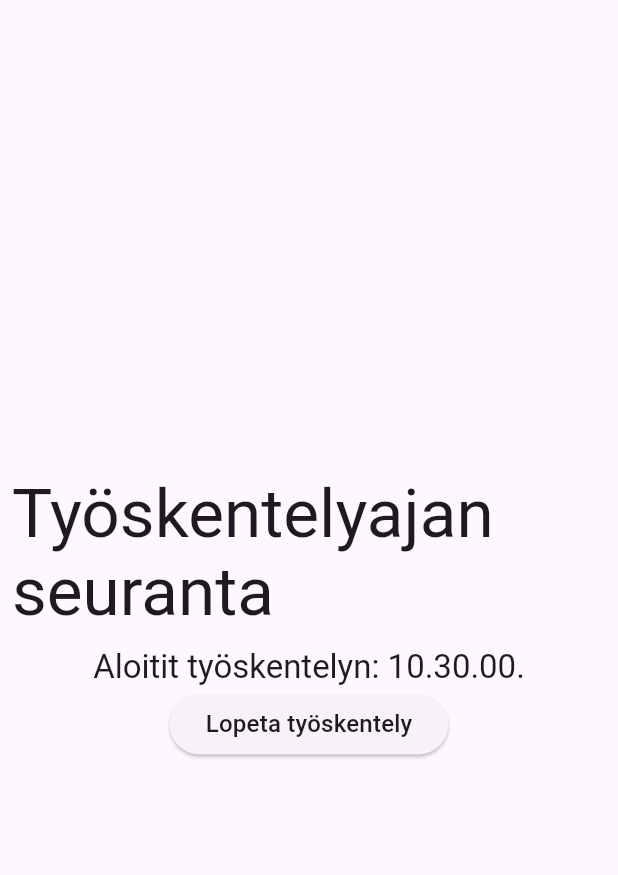
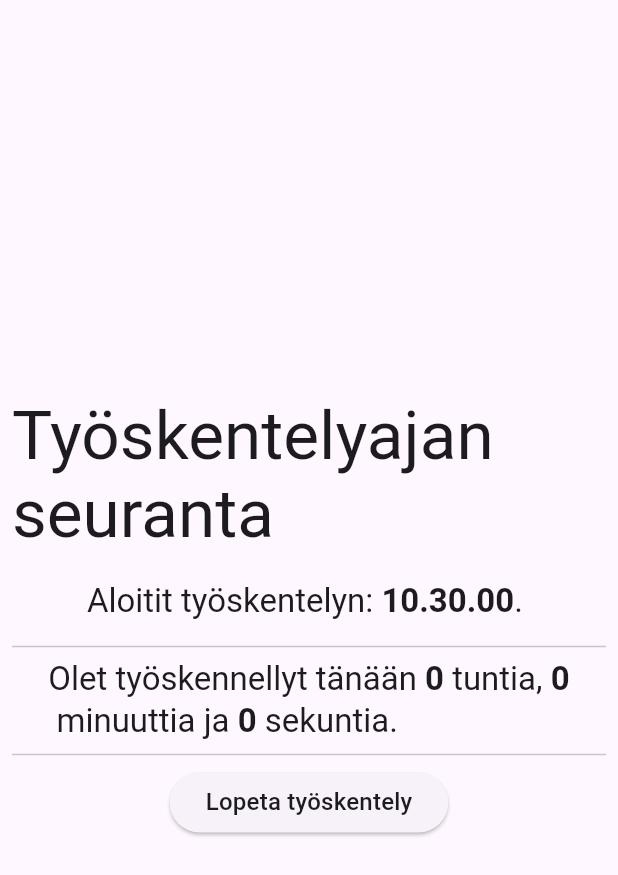
Before and after one commit to jussisuominen/work_time_tracker, a Flutter app: the screen it shows after launch, after a tap on "Aloita työskentely", on a phone screen of 412 x 824 dp. Shown: the top 875 px of the screen. Run offline on Flutter 3.47's test engine with Material 3 defaults, Android fonts, the phone set to English and light mode, and no system bars.

Commit message:
Very basic UI/functionality done...
UI contains start/stop working button. Information about different working sessions are shown to the user: time that user started/stopped working and how long they worked. Total worktime is shown to the user. UI is very basic and I have concentrated almost completely on functionality.

```diff
--- /dev/null
+++ b/lib/date_format.dart
@@ -0,0 +1,3 @@
+import 'package:intl/intl.dart';
+
+final DateFormat dateFormat = DateFormat.jms('fi');
--- /dev/null
+++ b/lib/label_texts.dart
@@ -0,0 +1,14 @@
+const Map<String, String> finnishLabels = {
+  'appTitle': 'Työskentelyajan seuranta',
+  'startWorking': 'Aloita työskentely',
+  'stopWorking': 'Lopeta työskentely',
+  'youStartedWorking': 'Aloitit työskentelyn',
+  'youStoppedWorking': 'Lopetit työskentelyn',
+  'youWorked': 'Työskentelit',
+  'hours': 'tuntia',
+  'minutes': 'minuuttia',
+  'seconds': 'sekuntia',
+  'and': 'ja'
+};
+
+const Map<String, String> labels = finnishLabels;
--- a/lib/main.dart
+++ b/lib/main.dart
@@ -1,26 +1,15 @@
 import 'package:flutter/material.dart';
 import 'package:intl/date_symbol_data_local.dart';
 import 'package:intl/intl.dart';
+import 'package:work_time_tracker/widgets/time_used_view.dart';
 import 'package:work_time_tracker/working_session_model.dart';
+import 'package:work_time_tracker/working_session_view.dart';
+import 'package:work_time_tracker/label_texts.dart';
 
 void main() {
   initializeDateFormatting();
   runApp(const MainApp());
 }
-
-const Map<String, String> finnishLabels = {
-  'appTitle': 'Työskentelyajan seuranta',
-  'startWorking': 'Aloita työskentely',
-  'stopWorking': 'Lopeta työskentely',
-  'youStartedWorking': 'Aloitit työskentelyn',
-  'youStoppedWorking': 'Lopetit työskentelyn',
-  'youWorked': 'Työskentelit',
-  'hours': 'tuntia',
-  'minutes': 'minuuttia',
-  'seconds': 'sekuntia'
-};
-
-const Map<String, String> labels = finnishLabels;
 
 class MainApp extends StatefulWidget {
   const MainApp({super.key});
@@ -30,10 +19,11 @@ class MainApp extends StatefulWidget {
 }
 
 class _MainAppState extends State<MainApp> {
-  List<WorkingSessionModel> _workingSessions = [];
+  final List<WorkingSessionModel> _workingSessions = [];
   late WorkingSessionModel _currentWorkingSession;
   bool working = false;
   late DateFormat dateFormat;
+  Duration _timeUsedToday = const Duration();
 
   @override
   void initState() {
@@ -53,8 +43,13 @@ class _MainAppState extends State<MainApp> {
   }
 
   void stopWorking() {
+    _currentWorkingSession.stoppedWorking = DateTime.now();
+    _currentWorkingSession.workDuration = _currentWorkingSession.stoppedWorking!
+        .difference(_currentWorkingSession.workStarted!);
+
+    _timeUsedToday += _currentWorkingSession.workDuration!;
+
     setState(() {
-      _currentWorkingSession.stoppedWorking = DateTime.now();
       working = false;
     });
   }
@@ -72,16 +67,11 @@ class _MainAppState extends State<MainApp> {
             : Text(labels['startWorking']!,
                 style: Theme.of(context).textTheme.titleMedium));
 
-    String youWorkedLabel = labels['youWorked']!;
-    String hoursLabel = labels['hours']!;
-    String minutesLabel = labels['minutes']!;
-    String secondsLabel = labels['seconds']!;
-
-    if (_currentWorkingSession.stoppedWorking != null) {
-      _currentWorkingSession.workDuration = _currentWorkingSession
-          .stoppedWorking!
-          .difference(_currentWorkingSession.workStarted!);
-    }
+    // if (_currentWorkingSession.stoppedWorking != null) {
+    //   _currentWorkingSession.workDuration = _currentWorkingSession
+    //       .stoppedWorking!
+    //       .difference(_currentWorkingSession.workStarted!);
+    // }
 
     return MaterialApp(
         home: Scaffold(
@@ -97,15 +87,22 @@ class _MainAppState extends State<MainApp> {
               ),
               for (WorkingSessionModel workingSession in _workingSessions)
                 if (workingSession.workStarted != null)
-                  Text(
-                      [
-                        '${labels['youStartedWorking']!}: ${dateFormat.format(workingSession.workStarted!)}.',
-                        if (workingSession.stoppedWorking != null)
-                          '${labels['youStoppedWorking']!}: ${dateFormat.format(workingSession.stoppedWorking!)}.\n\n',
-                        if (workingSession.stoppedWorking != null)
-                          '$youWorkedLabel ${workingSession.workDuration!.inHours} $hoursLabel ${workingSession.workDuration!.inMinutes} $minutesLabel, ${workingSession.workDuration!.inSeconds} $secondsLabel\n'
-                      ].join(),
-                      style: Theme.of(context).textTheme.titleLarge),
+                  Padding(
+                    padding: const EdgeInsets.all(8.0),
+                    child: WorkingSessionView(
+                      workingSession: workingSession,
+                    ),
+                  ),
+              const Divider(),
+              TimeUsedView(
+                label: 'Olet työskennellyt tänään',
+                andLabel: labels['and']!,
+                hoursLabel: labels['hours']!,
+                minutesLabel: labels['minutes']!,
+                secondsLabel: labels['seconds']!,
+                timeUsed: _timeUsedToday,
+              ),
+              const Divider(),
               startWorkingButton,
             ],
           ),
--- /dev/null
+++ b/lib/widgets/bold_text.dart
@@ -0,0 +1,18 @@
+import 'package:flutter/material.dart';
+
+class BoldText extends StatelessWidget {
+  final String text;
+
+  const BoldText({super.key, required this.text});
+
+  @override
+  Widget build(BuildContext context) {
+    return Text(
+      text,
+      style: Theme.of(context)
+          .textTheme
+          .titleLarge!
+          .copyWith(fontWeight: FontWeight.bold),
+    );
+  }
+}
--- /dev/null
+++ b/lib/widgets/display_time_view.dart
@@ -0,0 +1,26 @@
+import 'package:flutter/material.dart';
+import 'package:work_time_tracker/date_format.dart';
+import 'package:work_time_tracker/widgets/bold_text.dart';
+import 'package:work_time_tracker/widgets/info_text.dart';
+
+class DisplayTimeView extends StatelessWidget {
+  final String label;
+  final DateTime time;
+
+  const DisplayTimeView({super.key, required this.label, required this.time});
+
+  @override
+  Widget build(BuildContext context) {
+    return Wrap(
+      children: [
+        InfoText(
+          text: '$label: ',
+        ),
+        BoldText(
+          text: dateFormat.format(time),
+        ),
+        const InfoText(text: '. '),
+      ],
+    );
+  }
+}
--- /dev/null
+++ b/lib/widgets/info_text.dart
@@ -0,0 +1,12 @@
+import 'package:flutter/material.dart';
+
+class InfoText extends StatelessWidget {
+  final String text;
+
+  const InfoText({super.key, required this.text});
+
+  @override
+  Widget build(BuildContext context) {
+    return Text(text, style: Theme.of(context).textTheme.titleLarge);
+  }
+}
--- /dev/null
+++ b/lib/widgets/time_used_view.dart
@@ -0,0 +1,51 @@
+import 'package:flutter/material.dart';
+import 'package:work_time_tracker/widgets/bold_text.dart';
+import 'package:work_time_tracker/widgets/info_text.dart';
+
+class TimeUsedView extends StatelessWidget {
+  final String label;
+  final Duration timeUsed;
+  final String hoursLabel;
+  final String minutesLabel;
+  final String secondsLabel;
+  final String andLabel;
+
+  const TimeUsedView(
+      {super.key,
+      required this.label,
+      required this.timeUsed,
+      required this.hoursLabel,
+      required this.minutesLabel,
+      required this.secondsLabel,
+      required this.andLabel});
+
+  @override
+  Widget build(BuildContext context) {
+    return Wrap(children: [
+      InfoText(
+        text: '$label ',
+      ),
+      BoldText(
+        text: timeUsed.inHours.toString(),
+      ),
+      InfoText(
+        text: ' $hoursLabel',
+      ),
+      const InfoText(text: ', '),
+      BoldText(
+        text: timeUsed.inMinutes.toString(),
+      ),
+      InfoText(
+        text: ' $minutesLabel',
+      ),
+      InfoText(text: ' $andLabel '),
+      BoldText(
+        text: timeUsed.inSeconds.toString(),
+      ),
+      InfoText(
+        text: ' $secondsLabel',
+      ),
+      const InfoText(text: '.'),
+    ]);
+  }
+}
--- /dev/null
+++ b/lib/working_session_view.dart
@@ -0,0 +1,51 @@
+import 'package:flutter/material.dart';
+import 'package:intl/intl.dart';
+import 'package:work_time_tracker/label_texts.dart';
+import 'package:work_time_tracker/widgets/display_time_view.dart';
+import 'package:work_time_tracker/widgets/time_used_view.dart';
+import 'package:work_time_tracker/working_session_model.dart';
+
+class WorkingSessionView extends StatelessWidget {
+  final WorkingSessionModel workingSession;
+
+  const WorkingSessionView({super.key, required this.workingSession});
+
+  @override
+  Widget build(BuildContext context) {
+    String youWorkedLabel = labels['youWorked']!;
+    String hoursLabel = labels['hours']!;
+    String minutesLabel = labels['minutes']!;
+    String secondsLabel = labels['seconds']!;
+    return Wrap(
+      children: [
+        DisplayTimeView(
+          label: labels['youStartedWorking']!,
+          time: workingSession.workStarted!,
+        ),
+        if (workingSession.stoppedWorking != null) ...[
+          DisplayTimeView(
+            label: labels['youStoppedWorking']!,
+            time: workingSession.stoppedWorking!,
+          ),
+          TimeUsedView(
+            label: youWorkedLabel,
+            hoursLabel: hoursLabel,
+            minutesLabel: minutesLabel,
+            secondsLabel: secondsLabel,
+            timeUsed: workingSession.workDuration!,
+            andLabel: labels['and']!,
+          )
+        ]
+      ],
+    );
+    // return Text(
+    //     [
+    //       '${labels['youStartedWorking']!}: ${dateFormat.format(workingSession.workStarted!)}. ',
+    //       if (workingSession.stoppedWorking != null)
+    //         '${labels['youStoppedWorking']!}: ${dateFormat.format(workingSession.stoppedWorking!)}. ',
+    //       if (workingSession.stoppedWorking != null)
+    //         '$youWorkedLabel ${workingSession.workDuration!.inHours} $hoursLabel ${workingSession.workDuration!.inMinutes} $minutesLabel, ${workingSession.workDuration!.inSeconds} $secondsLabel\n'
+    //     ].join(),
+    //     style: Theme.of(context).textTheme.titleLarge);
+  }
+}
```
Also changed, not shown: 3 other files.
